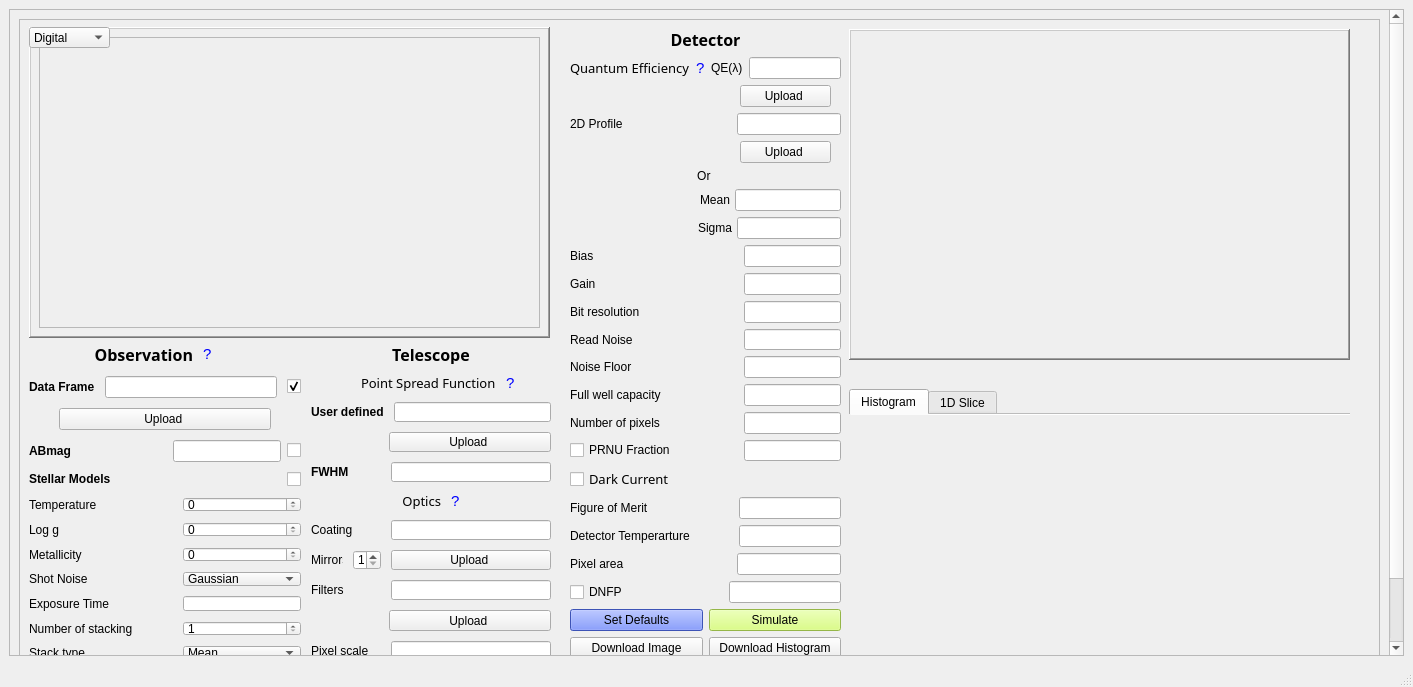
The window that src/pista/data/pista.ui (Jack3690/INSIST) describes before a commit, drawn with Qt 5.
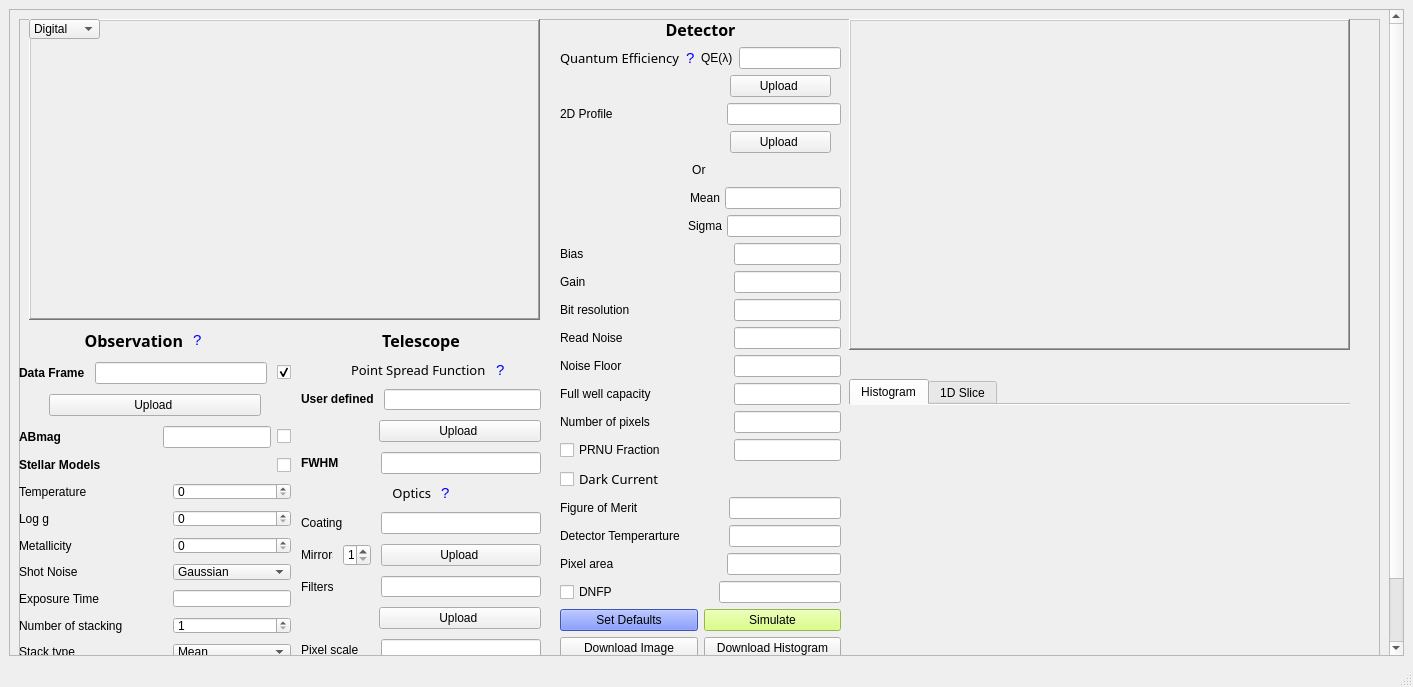
The same window after the commit. Icons and pictures are not drawn.

```diff
--- a/src/pista/data/pista.ui
+++ b/src/pista/data/pista.ui
@@ -64,7 +64,7 @@
        <property name="geometry">
         <rect>
          <x>0</x>
-         <y>-71</y>
+         <y>0</y>
          <width>1376</width>
          <height>718</height>
         </rect>
@@ -97,9 +97,9 @@
            <property name="geometry">
             <rect>
              <x>10</x>
-             <y>8</y>
-             <width>521</width>
-             <height>311</height>
+             <y>0</y>
+             <width>511</width>
+             <height>301</height>
             </rect>
            </property>
            <property name="cursor">
@@ -122,10 +122,22 @@
              <rect>
               <x>0</x>
               <y>0</y>
-              <width>81</width>
-              <height>21</height>
+              <width>71</width>
+              <height>20</height>
              </rect>
             </property>
+            <property name="sizePolicy">
+             <sizepolicy hsizetype="Preferred" vsizetype="Preferred">
+              <horstretch>0</horstretch>
+              <verstretch>0</verstretch>
+             </sizepolicy>
+            </property>
+            <property name="maximumSize">
+             <size>
+              <width>90</width>
+              <height>16777215</height>
+             </size>
+            </property>
             <item>
              <property name="text">
               <string>Digital</string>
@@ -170,33 +182,13 @@
            <widget class="QWidget" name="horizontalLayoutWidget_14">
             <property name="geometry">
              <rect>
-              <x>10</x>
+              <x>60</x>
               <y>10</y>
-              <width>501</width>
-              <height>291</height>
+              <width>411</width>
+              <height>281</height>
              </rect>
             </property>
-            <layout class="QHBoxLayout" name="image_box">
-             <property name="spacing">
-              <number>0</number>
-             </property>
-             <item>
-              <widget class="QFrame" name="image_frame">
-               <property name="mouseTracking">
-                <bool>true</bool>
-               </property>
-               <property name="tabletTracking">
-                <bool>true</bool>
-               </property>
-               <property name="frameShape">
-                <enum>QFrame::StyledPanel</enum>
-               </property>
-               <property name="frameShadow">
-                <enum>QFrame::Raised</enum>
-               </property>
-              </widget>
-             </item>
-            </layout>
+            <layout class="QGridLayout" name="image_box"/>
            </widget>
            <zorder>horizontalLayoutWidget_14</zorder>
            <zorder>output_select</zorder>
@@ -204,10 +196,10 @@
           <widget class="QWidget" name="layoutWidget">
            <property name="geometry">
             <rect>
-             <x>551</x>
-             <y>9</y>
-             <width>271</width>
-             <height>631</height>
+             <x>541</x>
+             <y>-1</y>
+             <width>281</width>
+             <height>641</height>
             </rect>
            </property>
            <layout class="QVBoxLayout" name="verticalLayout_3">
@@ -751,7 +743,7 @@
            <property name="geometry">
             <rect>
              <x>830</x>
-             <y>10</y>
+             <y>0</y>
              <width>501</width>
              <height>331</height>
             </rect>
@@ -782,9 +774,9 @@
            <property name="geometry">
             <rect>
              <x>833</x>
-             <y>350</y>
+             <y>340</y>
              <width>491</width>
-             <height>16</height>
+             <height>21</height>
             </rect>
            </property>
            <property name="styleSheet">
@@ -801,10 +793,10 @@
           <widget class="QWidget" name="layoutWidget">
            <property name="geometry">
             <rect>
-             <x>10</x>
-             <y>324</y>
+             <x>0</x>
+             <y>310</y>
              <width>522</width>
-             <height>317</height>
+             <height>331</height>
             </rect>
            </property>
            <layout class="QHBoxLayout" name="horizontalLayout_2">
@@ -1601,9 +1593,9 @@
            <property name="geometry">
             <rect>
              <x>830</x>
-             <y>370</y>
+             <y>360</y>
              <width>501</width>
-             <height>271</height>
+             <height>281</height>
             </rect>
            </property>
            <property name="tabPosition">
```
Left out of the diff: 6 changed lines with no effect on the pictures.
